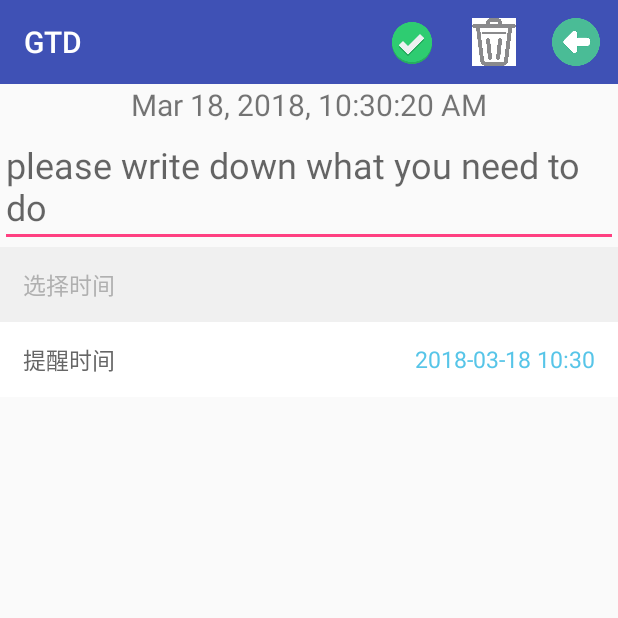
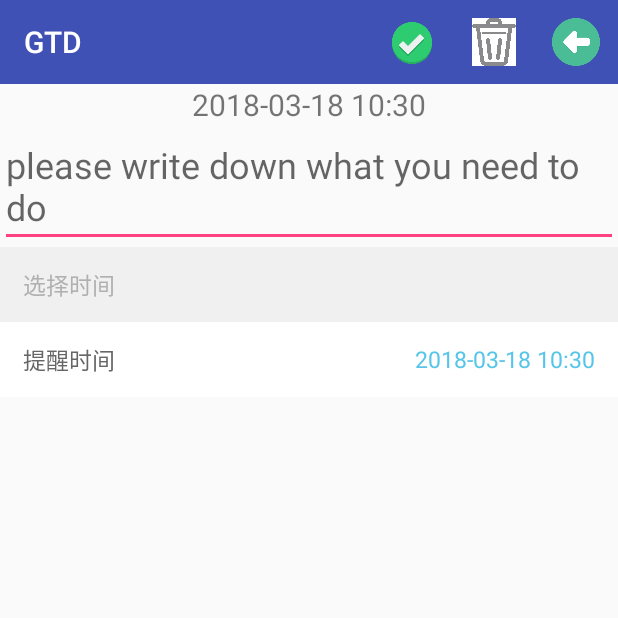
Before and after one commit to KyrieXDL/GTD, an Android app: the ContentActivity screen opened directly, with no data from a screen before it, after a tap on "save", on a phone screen of 412 x 824 dp, the top half of it. Run offline under Robolectric (Android 15) with nearby library versions, the phone set to English and light mode, and no system bars; libraries missing offline, so code that uses them is left out: org.litepal, org.litepal.crud; 1 statement that could not run was skipped.

Commit message:
Fourth Commit

```diff
--- a/app/src/main/java/com/example/administrator/gtd/ContentActivity.java
+++ b/app/src/main/java/com/example/administrator/gtd/ContentActivity.java
@@ -30,7 +30,6 @@ public class ContentActivity extends AppCompatActivity implements View.OnClickLi
 
     private  EditText text;
     private TextView time;
-    private Date date;
     private String str_time;
 
     private RelativeLayout selectTime;
@@ -38,10 +37,12 @@ public class ContentActivity extends AppCompatActivity implements View.OnClickLi
     private CustomDatePicker customDatePicker;
 
     private String alarmTime;
-    private int activityName;
+    private int activityName;    //区别是哪个activity
 
     private int number;// 事件的number
     private int numFromContentActivity;
+
+    private String now;  ///当前时间
     @Override
     protected void onCreate(Bundle savedInstanceState) {
         super.onCreate(savedInstanceState);
@@ -52,8 +53,10 @@ public class ContentActivity extends AppCompatActivity implements View.OnClickLi
         setSupportActionBar(toolbar);
         text=(EditText) findViewById(R.id.edit_text);
         time=(TextView) findViewById(R.id.time);
-        date=new Date(System.currentTimeMillis());
-        str_time=date.toLocaleString();
+
+        SimpleDateFormat sdf = new SimpleDateFormat("yyyy-MM-dd HH:mm", Locale.CHINA);
+        //date=new Date(System.currentTimeMillis());
+        str_time=sdf.format(new Date());
         time.setText(str_time);
 
         selectTime = (RelativeLayout) findViewById(R.id.selectTime);
@@ -66,7 +69,7 @@ public class ContentActivity extends AppCompatActivity implements View.OnClickLi
         String timetemp=intent.getStringExtra("alarmtime0");
         number=intent.getIntExtra("num0",0);
         numFromContentActivity=intent.getIntExtra("numFromContentActivity",0);
-
+        Log.d("numFromContentActivity",numFromContentActivity+"");
 
         Log.d("ContentActivity===","onCreate");
 
@@ -109,8 +112,9 @@ public class ContentActivity extends AppCompatActivity implements View.OnClickLi
     private void initDatePicker() {
         Log.d("Check===","yes");
         SimpleDateFormat sdf = new SimpleDateFormat("yyyy-MM-dd HH:mm", Locale.CHINA);
-        String now = sdf.format(new Date());
+        now = sdf.format(new Date());
         currentTime.setText(now);
+        alarmTime=now;
         customDatePicker = new CustomDatePicker(this, new CustomDatePicker.ResultHandler() {
             @Override
             public void handle(String time) { // 回调接口，获得选中的时间
@@ -119,6 +123,7 @@ public class ContentActivity extends AppCompatActivity implements View.OnClickLi
                 Log.d("Check2===","yes");
             }
         }, "2010-01-01 00:00", "2050-01-01 00:00"); // 初始化日期格式请用：yyyy-MM-dd HH:mm，否则不能正常运行
+        //Log.d("initDatrePicker",alarmTime);
         customDatePicker.showSpecificTime(true); // 显示时和分
         customDatePicker.setIsLoop(true); // 允许循环滚动
     }
@@ -190,20 +195,21 @@ public class ContentActivity extends AppCompatActivity implements View.OnClickLi
                 * 由MainActivity跳转到当前活动，则进行保存数据*/
                 if(activityName!=1){
                     //设置新建时间的时间
-                    date=new Date(System.currentTimeMillis());
-                    str_time=date.toLocaleString();
+                    SimpleDateFormat sdf = new SimpleDateFormat("yyyy-MM-dd HH:mm", Locale.CHINA);
+                    str_time=sdf.format(new Date());
                     time.setText(str_time);
                     Long currentTime=System.currentTimeMillis();
 
-                    SimpleDateFormat sdf = new SimpleDateFormat("yyyy-MM-dd HH:mm", Locale.CHINA);
-                    String now = sdf.format(new Date());
+                    //String now = sdf.format(new Date());
 
                     //将数据保存到数据库中，并在主界面添加事件
                     Content contentTemp=new Content("",false,false);
                     contentTemp.setMsg(text.getText().toString());
                     contentTemp.setTime(now);
 
-                    if (alarmTime!=null){
+                    Log.d("nowAlarmTime",now);
+                    Log.d("setAlarmTime",alarmTime);
+                    if (!alarmTime.equals(now)){
                     contentTemp.setAlarmTime(alarmTime);}
                     else{
                         contentTemp.setAlarmTime(now);  //如果未设置提醒时间则初始化为当前事件
@@ -211,16 +217,10 @@ public class ContentActivity extends AppCompatActivity implements View.OnClickLi
                     contentTemp.setNum(number);
                     contentTemp.save();
 
-                    /*Intent intent=new Intent();
-                    intent.putExtra("content",text.getText().toString());
-                    intent.putExtra("name",contentTemp.getName());
-                    intent.putExtra("time",now);
-                    intent.putExtra("alarmTime",alarmTime);
-                    intent.putExtra("currentTime",currentTime);*/
                     /*
                     * 如果用户在创立事件时设置提醒时间，则发送广播*/
                     String temptime=getTimeDifferenceHour(now,alarmTime);  //事件创立时间与事件提醒时间的相差时间
-                    if(alarmTime!=null) {
+                    if(!alarmTime.equals(now)) {
                        // setResult(RESULT_OK, intent);   //回调mainActivity中的onActivityResult方法
                         setReminder(true,Integer.parseInt(temptime)+currentTime,text.getText().toString(),numFromContentActivity);
                     }
@@ -236,6 +236,7 @@ public class ContentActivity extends AppCompatActivity implements View.OnClickLi
                     values.put("alarmTime",alarmTime);
                     values.put("time",now);
                     time.setText(now);
+                    Log.d("numFromContentActivity",numFromContentActivity+"");
                     DataSupport.updateAll(Content.class,values,"num=?",numFromContentActivity+"");
 
                     String temptime=getTimeDifferenceHour(now,alarmTime);  //事件创立时间与事件提醒时间的相差时间
--- a/app/src/main/java/com/example/administrator/gtd/ContentAdapter.java
+++ b/app/src/main/java/com/example/administrator/gtd/ContentAdapter.java
@@ -1,5 +1,6 @@
 package com.example.administrator.gtd;
 
+import android.content.ContentValues;
 import android.content.Context;
 import android.content.Intent;
 import android.support.v7.widget.RecyclerView;
@@ -11,6 +12,10 @@ import android.widget.Button;
 import android.widget.CheckBox;
 import android.widget.EditText;
 import android.widget.TextView;
+
+import com.bumptech.glide.request.target.DrawableImageViewTarget;
+
+import org.litepal.crud.DataSupport;
 
 import java.util.List;
 
@@ -119,6 +124,12 @@ public class ContentAdapter extends RecyclerView.Adapter<ContentAdapter.ViewHold
         }else{
             holder.checkBox.setChecked(true);
         }
+        content.setNum(position);
+
+        ContentValues values=new ContentValues();
+        values.put("num",position);
+        DataSupport.updateAll(Content.class,values,"msg=?",content.getMsg());
+
     }
 
     @Override
--- a/app/src/main/java/com/example/administrator/gtd/MainActivity.java
+++ b/app/src/main/java/com/example/administrator/gtd/MainActivity.java
@@ -144,7 +144,7 @@ public class MainActivity extends AppCompatActivity {
             public void onClick(View v) {
                 LitePal.getDatabase();
                 Intent intent=new Intent(MainActivity.this,ContentActivity.class);
-                Log.d("numId",list.get(0).getNum()+"");
+               // Log.d("numId",list.get(0).getNum()+"");
                 intent.putExtra("num0",list.size()+1);
                 startActivityForResult(intent,1);
                 //setReminder(true);
```
